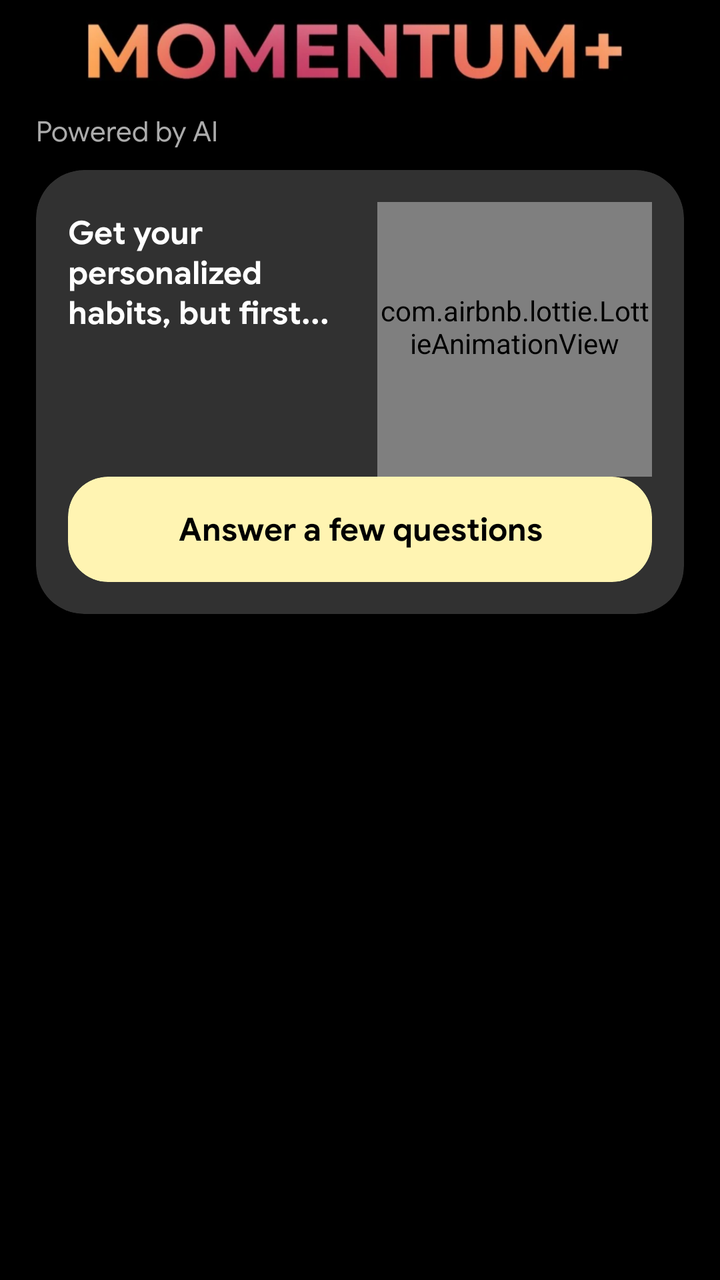
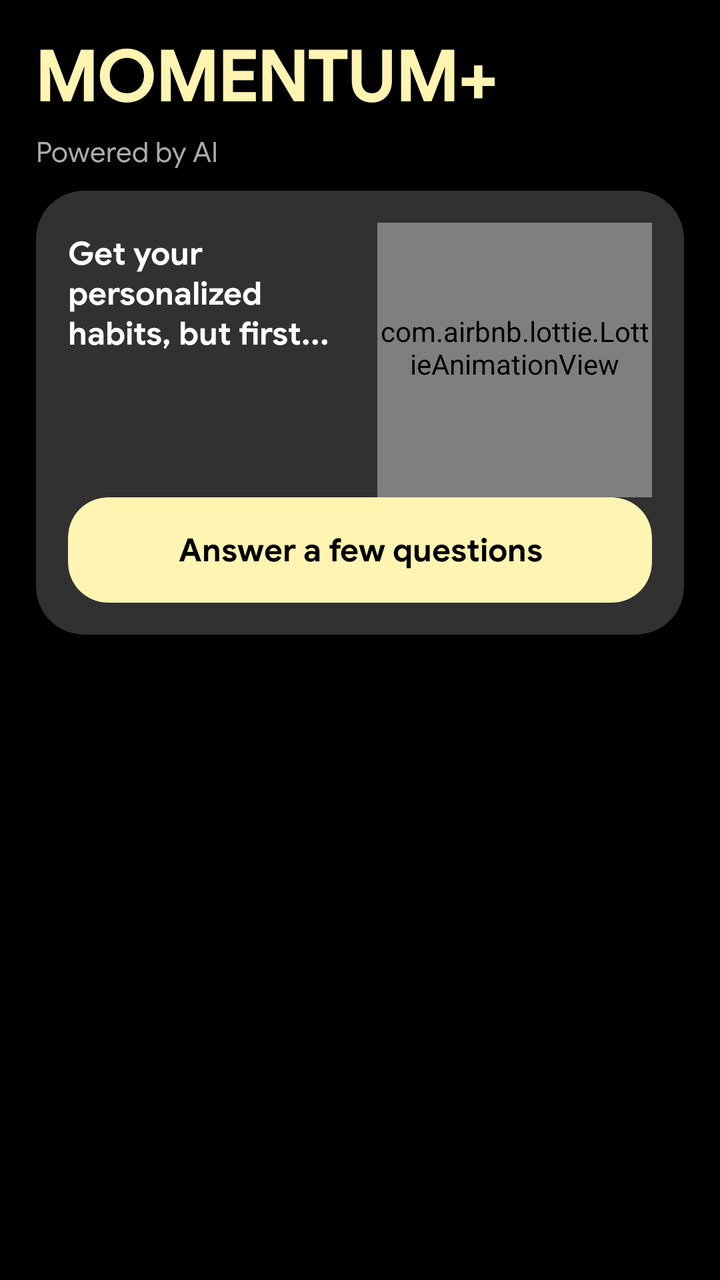

Screens rendered from an Android XML layout before and after an edit, with the pre-edit source and the edit as a unified diff.
<!-- AndroidManifest.xml: application theme Theme.Habits -->
<!-- res/layout/activity_ai.xml -->
<?xml version="1.0" encoding="utf-8"?>
<RelativeLayout xmlns:android="http://schemas.android.com/apk/res/android"
    xmlns:app="http://schemas.android.com/apk/res-auto"
    xmlns:tools="http://schemas.android.com/tools"
    android:id="@+id/main"
    android:layout_width="match_parent"
    android:layout_height="match_parent"
    android:background="@color/black"
    tools:context=".AiActivity">

    <ScrollView
        android:layout_width="match_parent"
        android:layout_height="match_parent"
        android:scrollbars="none">

        <RelativeLayout
            android:layout_width="match_parent"
            android:layout_height="wrap_content">

            
            <ImageView
                android:id="@+id/img"
                android:layout_width="match_parent"
                android:layout_height="wrap_content"
                android:layout_marginHorizontal="18dp"
                android:adjustViewBounds="true"
                android:src="@drawable/momentum" />

            <TextView
                android:id="@+id/ai_txt"
                android:layout_width="wrap_content"
                android:layout_height="wrap_content"
                android:layout_below="@id/img"
                android:layout_marginStart="18dp"
                android:layout_marginTop="2dp"
                android:fontFamily="@font/google_sans_regular"
                android:text="Powered by AI"
                android:textColor="@color/secondary_text"
                android:textSize="14sp" />

            
            <com.google.android.material.card.MaterialCardView
                android:id="@+id/questions_card"
                android:layout_width="match_parent"
                android:layout_height="wrap_content"
                android:layout_below="@id/ai_txt"
                android:layout_marginHorizontal="18dp"
                android:layout_marginTop="10dp"
                android:foreground="?attr/selectableItemBackground"
                android:visibility="visible"
                app:cardCornerRadius="24dp">

                <LinearLayout
                    android:layout_width="match_parent"
                    android:layout_height="match_parent"
                    android:orientation="vertical"
                    android:padding="16dp">

                    <LinearLayout
                        android:layout_width="match_parent"
                        android:layout_height="wrap_content"
                        android:orientation="horizontal"
                        android:weightSum="2">

                        <TextView
                            android:layout_width="match_parent"
                            android:layout_height="wrap_content"
                            android:layout_marginTop="5dp"
                            android:layout_marginEnd="10dp"
                            android:layout_weight="1.1"
                            android:text="Get your personalized habits, but first..."
                            android:textAppearance="@style/TextAppearance.Momentum.ItemTitle" />

                        <com.airbnb.lottie.LottieAnimationView
                            android:layout_width="250dp"
                            android:layout_height="150dp"
                            android:layout_marginTop="-13dp"
                            android:layout_weight="0.9"
                            app:lottie_autoPlay="true"
                            app:lottie_loop="true"
                            app:lottie_rawRes="@raw/ai_robot" />

                    </LinearLayout>

                    <com.google.android.material.card.MaterialCardView
                        android:id="@+id/answer_btn"
                        android:layout_width="match_parent"
                        android:layout_height="wrap_content"
                        android:clickable="false"
                        android:focusable="false"
                        app:cardBackgroundColor="@color/streak_yellow"
                        app:cardCornerRadius="20dp"
                        app:cardElevation="0dp">

                        <TextView
                            android:layout_width="match_parent"
                            android:layout_height="wrap_content"
                            android:fontFamily="@font/google_sans_bold"
                            android:gravity="center"
                            android:paddingVertical="16dp"
                            android:text="Answer a few questions"
                            android:textColor="@color/black"
                            android:textSize="16sp" />

                    </com.google.android.material.card.MaterialCardView>

                </LinearLayout>

            </com.google.android.material.card.MaterialCardView>

            
            <LinearLayout
                android:id="@+id/free_prompt_layout"
                android:layout_width="match_parent"
                android:layout_height="wrap_content"
                android:layout_below="@id/questions_card"
                android:layout_marginHorizontal="18dp"
                android:layout_marginTop="18dp"
                android:orientation="vertical"
                android:visibility="gone">

                <TextView
                    android:layout_width="wrap_content"
                    android:layout_height="wrap_content"
                    android:text="Or just describe what you want to work on"
                    android:textAppearance="@style/TextAppearance.Momentum.BodySecondary"
                    android:textSize="15sp" />

                <com.google.android.material.textfield.TextInputLayout
                    style="@style/Widget.Material3.TextInputLayout.OutlinedBox"
                    android:layout_width="match_parent"
                    android:layout_height="wrap_content"
                    android:layout_marginTop="10dp"
                    app:boxBackgroundColor="@color/dark_grey"
                    app:boxCornerRadiusBottomEnd="16dp"
                    app:boxCornerRadiusBottomStart="16dp"
                    app:boxCornerRadiusTopEnd="16dp"
                    app:boxCornerRadiusTopStart="16dp"
                    app:hintTextColor="@color/secondary_text">

                    <com.google.android.material.textfield.TextInputEditText
                        android:id="@+id/free_prompt_input"
                        android:layout_width="match_parent"
                        android:layout_height="wrap_content"
                        android:fontFamily="@font/google_sans_regular"
                        android:gravity="top"
                        android:hint="e.g. I want to be healthier and more focused"
                        android:inputType="textMultiLine"
                        android:minLines="3"
                        android:textColor="@color/white"
                        android:textColorHint="@color/secondary_text"
                        android:textSize="16sp" />

                </com.google.android.material.textfield.TextInputLayout>

                <com.google.android.material.card.MaterialCardView
                    android:id="@+id/generate_btn"
                    android:layout_width="match_parent"
                    android:layout_height="wrap_content"
                    android:layout_marginTop="10dp"
                    android:clickable="true"
                    android:focusable="true"
                    android:foreground="?attr/selectableItemBackground"
                    app:cardBackgroundColor="@color/streak_yellow"
                    app:cardCornerRadius="20dp"
                    app:cardElevation="0dp">

                    <TextView
                        android:layout_width="match_parent"
                        android:layout_height="wrap_content"
                        android:fontFamily="@font/google_sans_bold"
                        android:gravity="center"
                        android:paddingVertical="16dp"
                        android:text="Suggest habits"
                        android:textColor="@color/black"
                        android:textSize="16sp" />

                </com.google.android.material.card.MaterialCardView>

            </LinearLayout>

            <LinearLayout
                android:id="@+id/reply_layout"
                android:layout_width="match_parent"
                android:layout_height="wrap_content"
                android:layout_below="@id/free_prompt_layout"
                android:layout_marginHorizontal="20dp"
                android:layout_marginTop="10dp"
                android:orientation="vertical"
                android:visibility="gone">

                <TextView
                    android:layout_width="wrap_content"
                    android:layout_height="wrap_content"
                    android:text="AI Recommended Habits"
                    android:textAppearance="@style/TextAppearance.Momentum.ItemTitle" />

                <androidx.recyclerview.widget.RecyclerView
                    android:id="@+id/ai_reply_rv"
                    android:layout_width="match_parent"
                    android:layout_height="wrap_content"
                    android:layout_marginTop="10dp" />

                <com.google.android.material.card.MaterialCardView
                    android:id="@+id/add_to_habits_card"
                    android:layout_width="match_parent"
                    android:layout_height="wrap_content"
                    android:layout_marginTop="10dp"
                    android:clickable="true"
                    android:focusable="true"
                    android:foreground="?attr/selectableItemBackground"
                    app:cardBackgroundColor="@color/streak_yellow"
                    app:cardCornerRadius="20dp"
                    app:cardElevation="0dp">

                    <TextView
                        android:layout_width="match_parent"
                        android:layout_height="wrap_content"
                        android:fontFamily="@font/google_sans_bold"
                        android:gravity="center"
                        android:paddingHorizontal="15dp"
                        android:paddingVertical="18dp"
                        android:text="Add to habits"
                        android:textColor="@color/black"
                        android:textSize="16sp" />

                </com.google.android.material.card.MaterialCardView>

                <TextView
                    android:layout_width="wrap_content"
                    android:layout_height="wrap_content"
                    android:layout_gravity="center_horizontal"
                    android:layout_marginTop="8dp"
                    android:text="Or tap each habit to add them"
                    android:textAppearance="@style/TextAppearance.Momentum.BodySecondary" />

                <com.google.android.material.card.MaterialCardView
                    android:id="@+id/clear_btn"
                    android:layout_width="match_parent"
                    android:layout_height="wrap_content"
                    android:layout_marginTop="10dp"
                    android:clickable="true"
                    android:focusable="true"
                    android:foreground="?attr/selectableItemBackground"
                    app:cardCornerRadius="16dp">

                    <TextView
                        android:layout_width="match_parent"
                        android:layout_height="wrap_content"
                        android:fontFamily="@font/google_sans_regular"
                        android:gravity="center"
                        android:padding="15dp"
                        android:text="Clear all"
                        android:textColor="@color/streak_orange"
                        android:textSize="15sp" />

                </com.google.android.material.card.MaterialCardView>

            </LinearLayout>

        </RelativeLayout>

    </ScrollView>

    
    <com.airbnb.lottie.LottieAnimationView
        android:id="@+id/loading"
        android:layout_width="120dp"
        android:layout_height="150dp"
        android:layout_centerInParent="true"
        android:visibility="gone"
        app:lottie_autoPlay="true"
        app:lottie_loop="true"
        app:lottie_rawRes="@raw/fire_lottie"
        tools:visibility="gone" />

</RelativeLayout>
<!-- resources referenced by this layout -->
<resources>
  <color name="black">#FF000000</color>
  <color name="dark_grey">#313131</color>
  <color name="secondary_text">#ABABAB</color>
  <color name="streak_orange">#F64F2F</color>
  <color name="streak_yellow">#FFF4B2</color>
  <color name="white">#FFFFFFFF</color>
  <!-- drawable momentum: webp bitmap (drawable, 7662 bytes) -->
  <style name="TextAppearance.Momentum.BodySecondary" parent="">
          <item name="android:fontFamily">@font/google_sans_regular</item>
          <item name="android:textSize">14sp</item>
          <item name="android:textColor">@color/secondary_text</item>
      </style>
  <style name="TextAppearance.Momentum.ItemTitle" parent="">
          <item name="android:fontFamily">@font/google_sans_bold</item>
          <item name="android:textSize">16sp</item>
          <item name="android:textColor">@color/white</item>
      </style>
  <style name="Theme.Habits" parent="Base.Theme.Habits" />
  <style name="Base.Theme.Habits" parent="Theme.Material3.DayNight.NoActionBar">
          
          <item name="colorPrimary">@color/streak_yellow</item>
          <item name="colorOnPrimary">@color/black</item>
          <item name="colorSecondary">@color/streak_yellow</item>
          <item name="colorOnSecondary">@color/black</item>
  
          
          <item name="android:colorBackground">@color/black</item>
          
          <item name="android:windowBackground">@color/black</item>
          <item name="colorSurface">@color/dark_grey</item>
          <item name="colorOnSurface">@color/white</item>
          <item name="colorSurfaceVariant">@color/surface_row</item>
          <item name="colorOnSurfaceVariant">@color/secondary_text</item>
          <item name="colorOutline">@color/outline</item>
  
          
          <item name="colorSurfaceContainerLow">@color/surface_row</item>
          <item name="colorSurfaceContainer">@color/surface_row</item>
          <item name="colorSurfaceContainerHigh">@color/dark_grey</item>
          <item name="colorSurfaceContainerHighest">@color/dark_grey</item>
  
          <item name="materialCardViewStyle">@style/Widget.Momentum.Card</item>
      </style>
  <color name="surface_row">#282828</color>
  <color name="outline">#3A3A3A</color>
  <style name="Widget.Momentum.Card" parent="Widget.Material3.CardView.Elevated">
          <item name="cardBackgroundColor">@color/dark_grey</item>
          <item name="cardElevation">0dp</item>
      </style>
</resources>

<!-- the commit's change to res/layout/activity_ai.xml (unified diff, before → after) -->
@@ -18,21 +18,25 @@
             android:layout_height="wrap_content">
 
             
-            <ImageView
-                android:id="@+id/img"
-                android:layout_width="match_parent"
-                android:layout_height="wrap_content"
+            <TextView
+                android:id="@+id/wordmark"
+                android:layout_width="match_parent"
+                android:layout_height="wrap_content"
+                android:layout_alignParentTop="true"
                 android:layout_marginHorizontal="18dp"
-                android:adjustViewBounds="true"
-                android:src="@drawable/momentum" />
+                android:layout_marginTop="15dp"
+                android:ellipsize="end"
+                android:maxLines="1"
+                android:text="MOMENTUM+"
+                android:textAppearance="@style/TextAppearance.Momentum.Wordmark" />
 
             <TextView
                 android:id="@+id/ai_txt"
                 android:layout_width="wrap_content"
                 android:layout_height="wrap_content"
-                android:layout_below="@id/img"
+                android:layout_below="@id/wordmark"
                 android:layout_marginStart="18dp"
-                android:layout_marginTop="2dp"
+                android:layout_marginTop="6dp"
                 android:fontFamily="@font/google_sans_regular"
                 android:text="Powered by AI"
                 android:textColor="@color/secondary_text"
<!-- resource entries referenced after the edit -->
@@ -6,7 +6,6 @@
   <color name="streak_orange">#F64F2F</color>
   <color name="streak_yellow">#FFF4B2</color>
   <color name="white">#FFFFFFFF</color>
-  <!-- drawable momentum: webp bitmap (drawable, 7662 bytes) -->
   <style name="TextAppearance.Momentum.BodySecondary" parent="">
           <item name="android:fontFamily">@font/google_sans_regular</item>
           <item name="android:textSize">14sp</item>
@@ -16,6 +15,13 @@
           <item name="android:fontFamily">@font/google_sans_bold</item>
           <item name="android:textSize">16sp</item>
           <item name="android:textColor">@color/white</item>
+      </style>
+  <style name="TextAppearance.Momentum.Wordmark" parent="">
+          <item name="android:fontFamily">@font/google_sans_bold</item>
+          <item name="android:textSize">36sp</item>
+          <item name="android:letterSpacing">-0.035</item>
+          <item name="android:textColor">@color/streak_yellow</item>
+          <item name="android:includeFontPadding">false</item>
       </style>
   <style name="Theme.Habits" parent="Base.Theme.Habits" />
   <style name="Base.Theme.Habits" parent="Theme.Material3.DayNight.NoActionBar">
